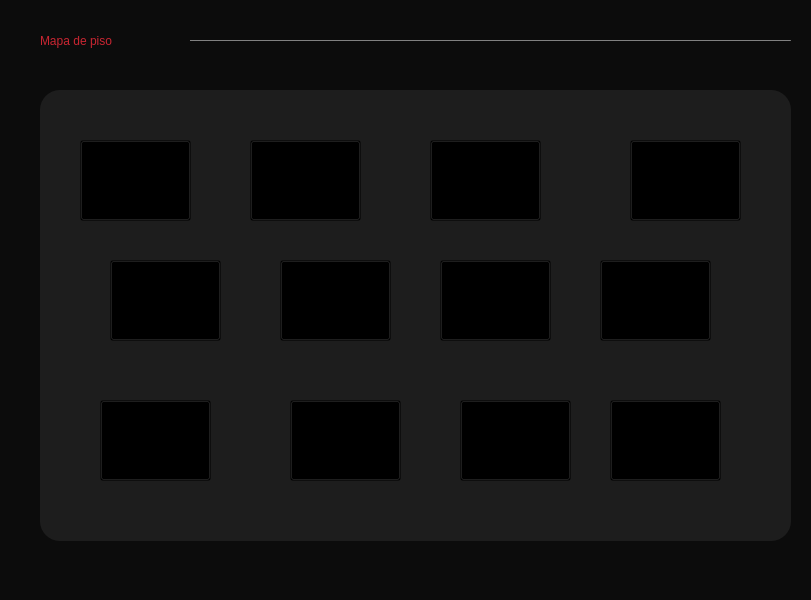
camvaz/restaurante-ihc, file Restaurante/Administrador/mapa_piso_admin.ui: the form before one commit.
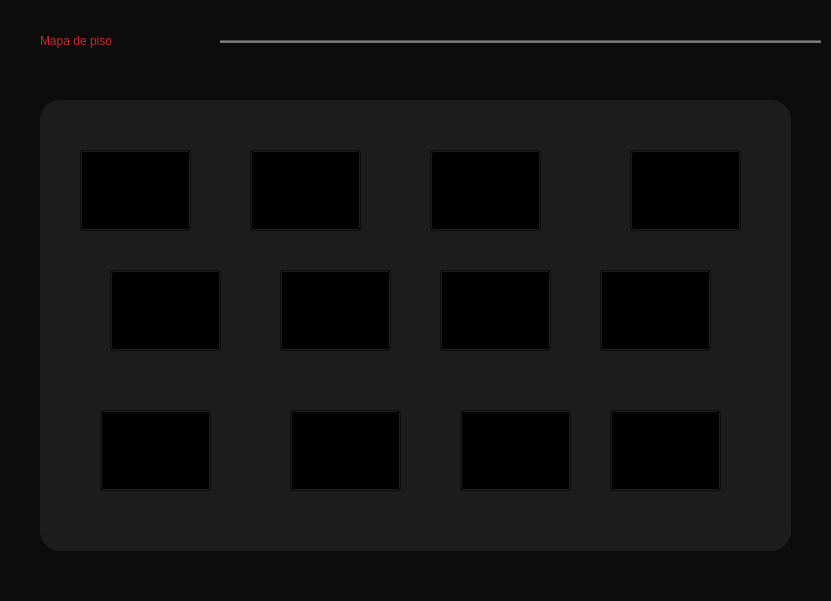
The form after the commit.

Commit message: componiendo principal de admin

Diff of the .ui file:
```diff
--- a/Restaurante/Administrador/mapa_piso_admin.ui
+++ b/Restaurante/Administrador/mapa_piso_admin.ui
@@ -6,8 +6,8 @@
    <rect>
     <x>0</x>
     <y>0</y>
-    <width>811</width>
-    <height>600</height>
+    <width>831</width>
+    <height>601</height>
    </rect>
   </property>
   <property name="windowTitle">
@@ -21,7 +21,7 @@
    <property name="geometry">
     <rect>
      <x>40</x>
-     <y>90</y>
+     <y>100</y>
      <width>751</width>
      <height>451</height>
     </rect>
@@ -361,10 +361,10 @@
   <widget class="Line" name="line_2">
    <property name="geometry">
     <rect>
-     <x>190</x>
+     <x>220</x>
      <y>40</y>
      <width>601</width>
-     <height>1</height>
+     <height>3</height>
     </rect>
    </property>
    <property name="styleSheet">
```
Left out of the diff: 2 changed lines with no effect on the pictures. The commit also changes 9 other files.
